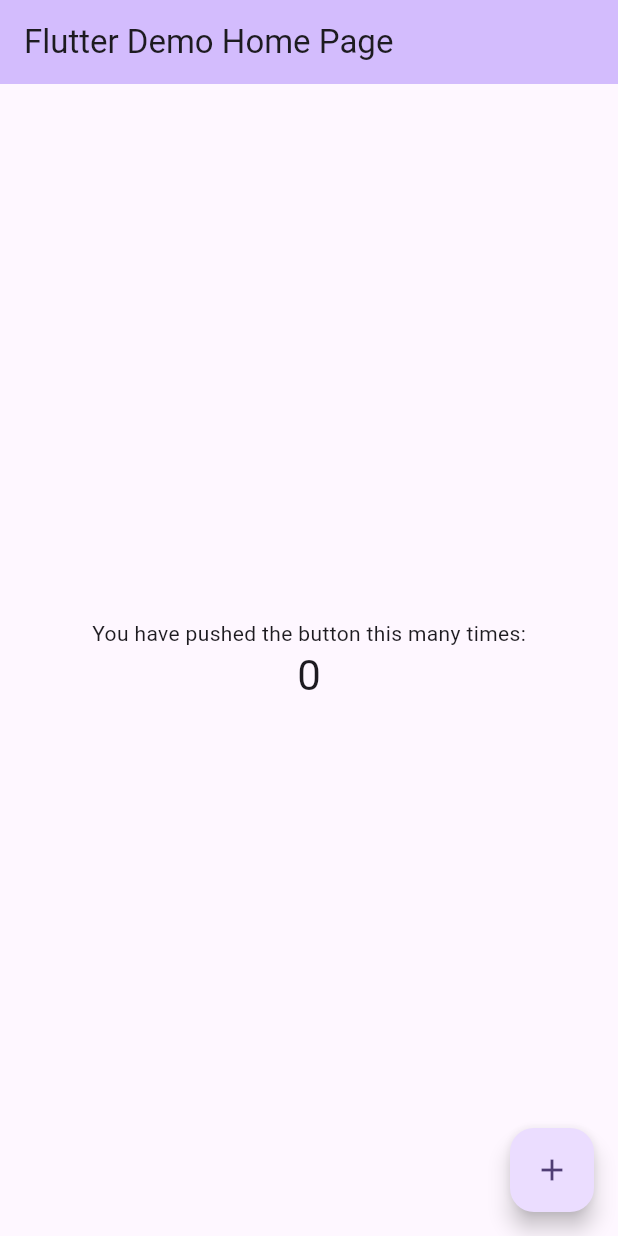
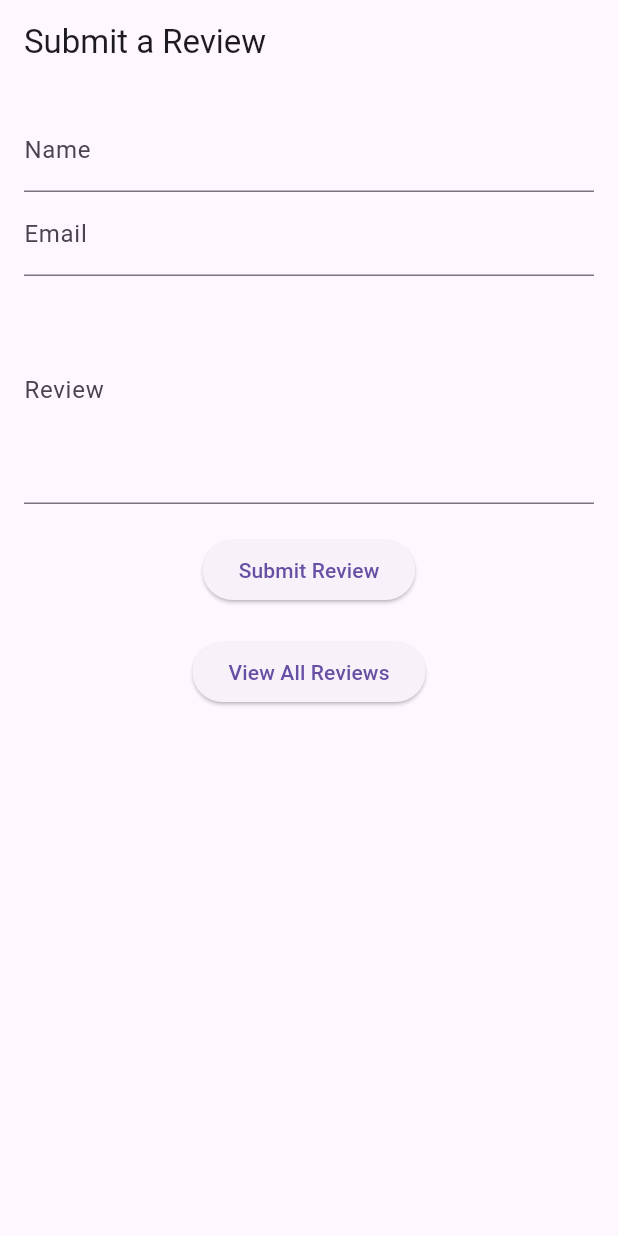
Before and after one commit to PaulaSelim/FlutterFeedback, a Flutter app: the screen it shows after launch, on a phone screen of 412 x 824 dp. Run offline on Flutter 3.47's test engine with Material 3 defaults, Android fonts, the light colour scheme and no system bars; our stand-ins replace hive, hive_flutter; accounts and stored records are empty.

Commit message:
Added Hive database for storing reviews and initial UI

```diff
--- a/flutter_feedback/lib/main.dart
+++ b/flutter_feedback/lib/main.dart
@@ -1,125 +1,148 @@
 import 'package:flutter/material.dart';
+import 'package:hive/hive.dart';
+import 'package:hive_flutter/hive_flutter.dart';
 
-void main() {
-  runApp(const MyApp());
+void main() async {
+  WidgetsFlutterBinding.ensureInitialized();
+  await Hive.initFlutter(); // Initialize Hive for Flutter
+  await Hive.openBox(
+      'reviewsBox'); // Open a box (Hive's storage unit) to store reviews
+  runApp(ReviewApp());
 }
 
-class MyApp extends StatelessWidget {
-  const MyApp({super.key});
-
-  // This widget is the root of your application.
+class ReviewApp extends StatelessWidget {
   @override
   Widget build(BuildContext context) {
     return MaterialApp(
-      title: 'Flutter Demo',
+      title: 'Review App',
       theme: ThemeData(
-        // This is the theme of your application.
-        //
-        // TRY THIS: Try running your application with "flutter run". You'll see
-        // the application has a purple toolbar. Then, without quitting the app,
-        // try changing the seedColor in the colorScheme below to Colors.green
-        // and then invoke "hot reload" (save your changes or press the "hot
-        // reload" button in a Flutter-supported IDE, or press "r" if you used
-        // the command line to start the app).
-        //
-        // Notice that the counter didn't reset back to zero; the application
-        // state is not lost during the reload. To reset the state, use hot
-        // restart instead.
-        //
-        // This works for code too, not just values: Most code changes can be
-        // tested with just a hot reload.
-        colorScheme: ColorScheme.fromSeed(seedColor: Colors.deepPurple),
-        useMaterial3: true,
+        primarySwatch: Colors.blue,
       ),
-      home: const MyHomePage(title: 'Flutter Demo Home Page'),
+      home: ReviewInputPage(),
     );
   }
 }
 
-class MyHomePage extends StatefulWidget {
-  const MyHomePage({super.key, required this.title});
-
-  // This widget is the home page of your application. It is stateful, meaning
-  // that it has a State object (defined below) that contains fields that affect
-  // how it looks.
-
-  // This class is the configuration for the state. It holds the values (in this
-  // case the title) provided by the parent (in this case the App widget) and
-  // used by the build method of the State. Fields in a Widget subclass are
-  // always marked "final".
-
-  final String title;
-
+class ReviewInputPage extends StatefulWidget {
   @override
-  State<MyHomePage> createState() => _MyHomePageState();
+  _ReviewInputPageState createState() => _ReviewInputPageState();
 }
 
-class _MyHomePageState extends State<MyHomePage> {
-  int _counter = 0;
+class _ReviewInputPageState extends State<ReviewInputPage> {
+  final _nameController = TextEditingController();
+  final _emailController = TextEditingController();
+  final _reviewController = TextEditingController();
 
-  void _incrementCounter() {
-    setState(() {
-      // This call to setState tells the Flutter framework that something has
-      // changed in this State, which causes it to rerun the build method below
-      // so that the display can reflect the updated values. If we changed
-      // _counter without calling setState(), then the build method would not be
-      // called again, and so nothing would appear to happen.
-      _counter++;
-    });
+  Box get _reviewsBox => Hive.box('reviewsBox');
+
+  Future<void> _saveReview(String name, String email, String review) async {
+    Map<String, String> reviewData = {
+      'name': name,
+      'email': email,
+      'review': review
+    };
+    await _reviewsBox.add(reviewData);
+  }
+
+  void _submitReview() {
+    String name = _nameController.text;
+    String email = _emailController.text;
+    String review = _reviewController.text;
+
+    if (name.isNotEmpty && email.isNotEmpty && review.isNotEmpty) {
+      _saveReview(name, email, review);
+      _nameController.clear();
+      _emailController.clear();
+      _reviewController.clear();
+      ScaffoldMessenger.of(context)
+          .showSnackBar(SnackBar(content: Text('Review Submitted!')));
+    } else {
+      ScaffoldMessenger.of(context)
+          .showSnackBar(SnackBar(content: Text('All fields are required!')));
+    }
+  }
+
+  void _viewReviews() {
+    Navigator.push(
+      context,
+      MaterialPageRoute(builder: (context) => ReviewListPage()),
+    );
   }
 
   @override
   Widget build(BuildContext context) {
-    // This method is rerun every time setState is called, for instance as done
-    // by the _incrementCounter method above.
-    //
-    // The Flutter framework has been optimized to make rerunning build methods
-    // fast, so that you can just rebuild anything that needs updating rather
-    // than having to individually change instances of widgets.
     return Scaffold(
       appBar: AppBar(
-        // TRY THIS: Try changing the color here to a specific color (to
-        // Colors.amber, perhaps?) and trigger a hot reload to see the AppBar
-        // change color while the other colors stay the same.
-        backgroundColor: Theme.of(context).colorScheme.inversePrimary,
-        // Here we take the value from the MyHomePage object that was created by
-        // the App.build method, and use it to set our appbar title.
-        title: Text(widget.title),
+        title: Text('Submit a Review'),
       ),
-      body: Center(
-        // Center is a layout widget. It takes a single child and positions it
-        // in the middle of the parent.
+      body: Padding(
+        padding: const EdgeInsets.all(16.0),
         child: Column(
-          // Column is also a layout widget. It takes a list of children and
-          // arranges them vertically. By default, it sizes itself to fit its
-          // children horizontally, and tries to be as tall as its parent.
-          //
-          // Column has various properties to control how it sizes itself and
-          // how it positions its children. Here we use mainAxisAlignment to
-          // center the children vertically; the main axis here is the vertical
-          // axis because Columns are vertical (the cross axis would be
-          // horizontal).
-          //
-          // TRY THIS: Invoke "debug painting" (choose the "Toggle Debug Paint"
-          // action in the IDE, or press "p" in the console), to see the
-          // wireframe for each widget.
-          mainAxisAlignment: MainAxisAlignment.center,
-          children: <Widget>[
-            const Text(
-              'You have pushed the button this many times:',
+          children: [
+            TextField(
+              controller: _nameController,
+              decoration: InputDecoration(labelText: 'Name'),
             ),
-            Text(
-              '$_counter',
-              style: Theme.of(context).textTheme.headlineMedium,
+            TextField(
+              controller: _emailController,
+              decoration: InputDecoration(labelText: 'Email'),
+            ),
+            TextField(
+              controller: _reviewController,
+              decoration: InputDecoration(labelText: 'Review'),
+              maxLines: 5,
+            ),
+            SizedBox(height: 20),
+            ElevatedButton(
+              onPressed: _submitReview,
+              child: Text('Submit Review'),
+            ),
+            SizedBox(height: 20),
+            ElevatedButton(
+              onPressed: _viewReviews,
+              child: Text('View All Reviews'),
             ),
           ],
         ),
       ),
-      floatingActionButton: FloatingActionButton(
-        onPressed: _incrementCounter,
-        tooltip: 'Increment',
-        child: const Icon(Icons.add),
-      ), // This trailing comma makes auto-formatting nicer for build methods.
     );
   }
 }
+
+class ReviewListPage extends StatefulWidget {
+  @override
+  _ReviewListPageState createState() => _ReviewListPageState();
+}
+
+class _ReviewListPageState extends State<ReviewListPage> {
+  Box get _reviewsBox => Hive.box('reviewsBox');
+
+  @override
+  Widget build(BuildContext context) {
+    return Scaffold(
+      appBar: AppBar(
+        title: Text('All Reviews'),
+      ),
+      body: ValueListenableBuilder(
+        valueListenable: _reviewsBox.listenable(),
+        builder: (context, Box box, _) {
+          if (box.isEmpty) {
+            return Center(child: Text('No reviews yet.'));
+          }
+
+          return ListView.builder(
+            itemCount: box.length,
+            itemBuilder: (context, index) {
+              final review = box.getAt(index);
+              return ListTile(
+                title: Text(review['name']),
+                subtitle: Text('Email: ${review['email']}'),
+                trailing: Text(review['review']),
+              );
+            },
+          );
+        },
+      ),
+    );
+  }
+}
```
